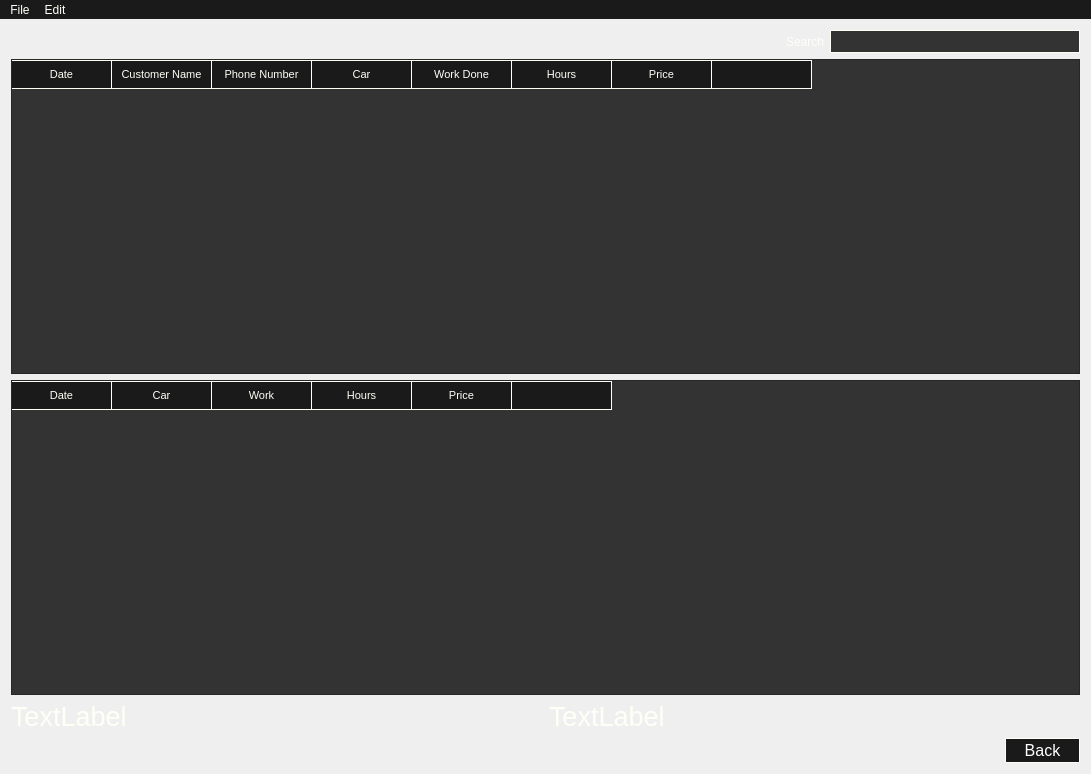
First picture: the form in mainwindow.ui, repository domaspiragas/FairPriceDataManager, before the edit.
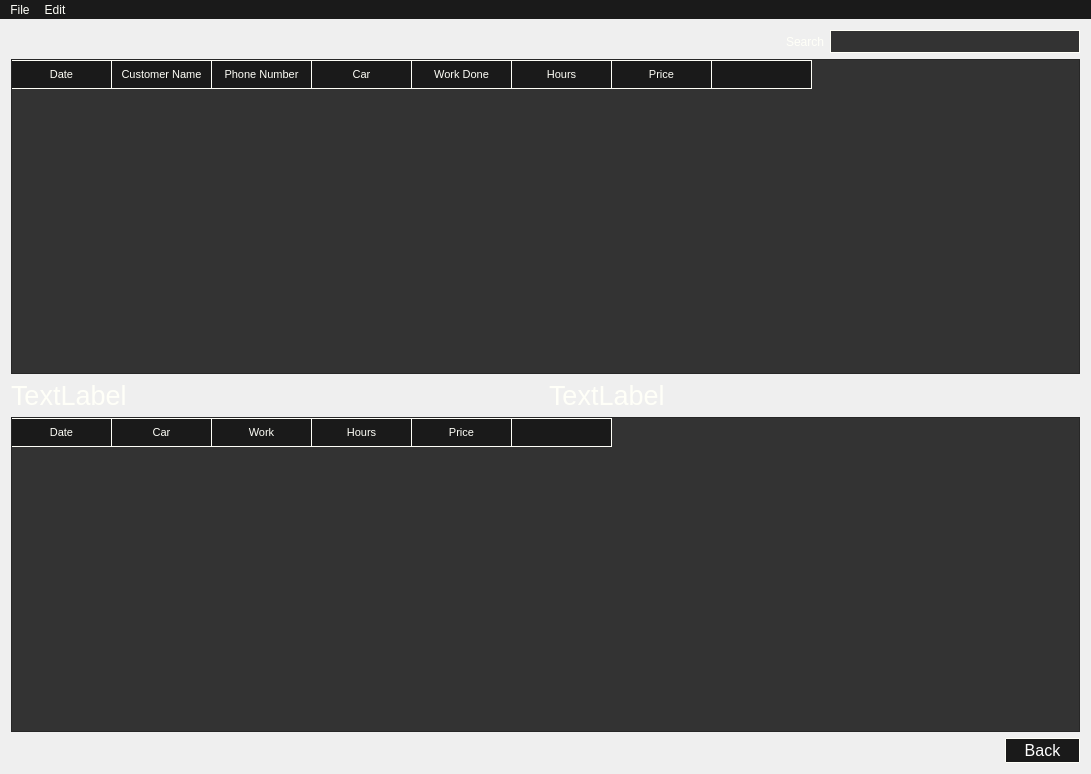
Second picture: the form after the edit. Icons and pictures are not drawn.

```diff
--- a/mainwindow.ui
+++ b/mainwindow.ui
@@ -199,6 +199,49 @@
       </column>
      </widget>
     </item>
+    <item>
+     <layout class="QHBoxLayout" name="horizontalLayout">
+      <property name="topMargin">
+       <number>0</number>
+      </property>
+      <item>
+       <widget class="QLabel" name="phoneNumberLabel">
+        <property name="font">
+         <font>
+          <pointsize>20</pointsize>
+         </font>
+        </property>
+        <property name="styleSheet">
+         <string notr="true">QWidget
+{
+	color:#fffff8;
+}</string>
+        </property>
+        <property name="text">
+         <string>TextLabel</string>
+        </property>
+       </widget>
+      </item>
+      <item>
+       <widget class="QLabel" name="nameLabel">
+        <property name="font">
+         <font>
+          <pointsize>20</pointsize>
+         </font>
+        </property>
+        <property name="styleSheet">
+         <string notr="true">QWidget
+{
+color:#fffff8;
+}</string>
+        </property>
+        <property name="text">
+         <string>TextLabel</string>
+        </property>
+       </widget>
+      </item>
+     </layout>
+    </item>
     <item>
      <widget class="QTableWidget" name="jobsTable">
       <property name="font">
@@ -299,49 +342,6 @@
       <property name="topMargin">
        <number>0</number>
       </property>
-      <item>
-       <layout class="QHBoxLayout" name="horizontalLayout">
-        <property name="topMargin">
-         <number>0</number>
-        </property>
-        <item>
-         <widget class="QLabel" name="nameLabel">
-          <property name="font">
-           <font>
-            <pointsize>20</pointsize>
-           </font>
-          </property>
-          <property name="styleSheet">
-           <string notr="true">QWidget
-{
-color:#fffff8;
-}</string>
-          </property>
-          <property name="text">
-           <string>TextLabel</string>
-          </property>
-         </widget>
-        </item>
-        <item>
-         <widget class="QLabel" name="phoneNumberLabel">
-          <property name="font">
-           <font>
-            <pointsize>20</pointsize>
-           </font>
-          </property>
-          <property name="styleSheet">
-           <string notr="true">QWidget
-{
-	color:#fffff8;
-}</string>
-          </property>
-          <property name="text">
-           <string>TextLabel</string>
-          </property>
-         </widget>
-        </item>
-       </layout>
-      </item>
       <item>
        <layout class="QHBoxLayout" name="horizontalLayout_2">
         <property name="topMargin">
```
